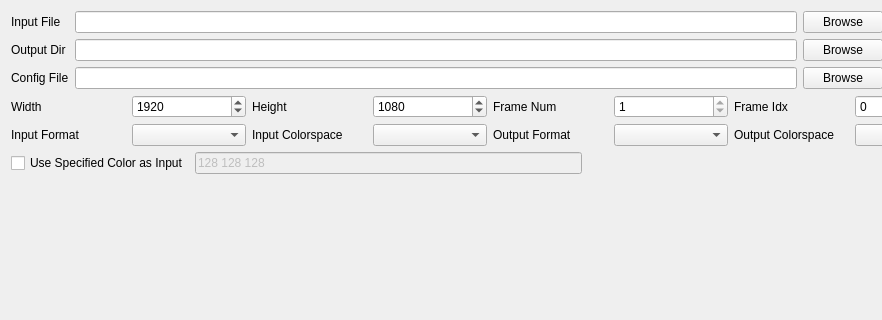
The window that script/verify_tool_app/ui/io_ui.ui (FaiScofield/hwpq_verify) describes before a commit, drawn with Qt 5; both pictures show x 0 to 882 and y 0 to 320 of the 980 by 420 pixel window.
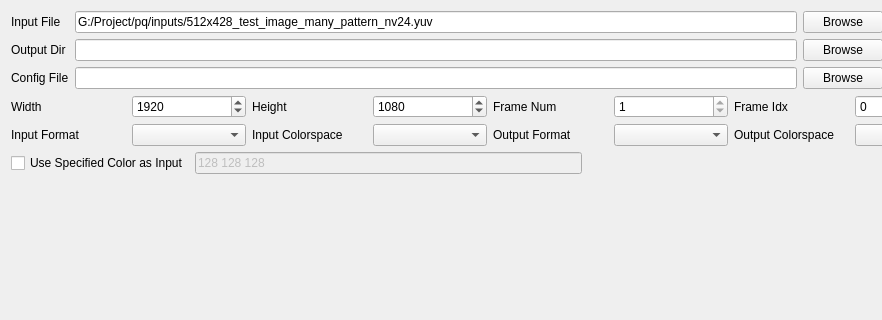
The same window after the commit.

The edit to the form file:
```diff
--- a/script/verify_tool_app/ui/io_ui.ui
+++ b/script/verify_tool_app/ui/io_ui.ui
@@ -29,7 +29,11 @@
      <item row="0" column="1">
       <layout class="QHBoxLayout" name="horizontalLayout_input_file">
        <item>
-        <widget class="QLineEdit" name="lineEdit_input_file"/>
+        <widget class="QLineEdit" name="lineEdit_input_file">
+         <property name="text">
+          <string>G:/Project/pq/inputs/512x428_test_image_many_pattern_nv24.yuv</string>
+         </property>
+        </widget>
        </item>
        <item>
         <widget class="QPushButton" name="pushButton_browse_input">
```
